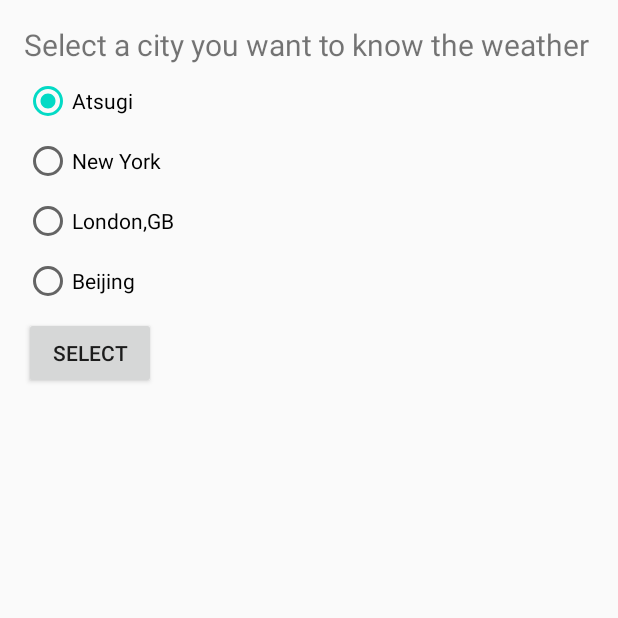
After one commit to miyajimayuka/CalendarProject, an Android app: the WeatherMainActivity screen opened directly, with no data from a screen before it, on a phone screen of 412 x 824 dp, the top half of it. The commit adds this screen. Run offline under Robolectric (Android 15) with nearby library versions, the phone set to English and light mode, and no system bars.

Commit message:
天気予報途中

```diff
--- a/app/src/main/AndroidManifest.xml
+++ b/app/src/main/AndroidManifest.xml
@@ -1,8 +1,7 @@
 <?xml version="1.0" encoding="utf-8"?>
 <manifest xmlns:android="http://schemas.android.com/apk/res/android"
     package="jp.ac.shohoku.calendarproject">
-    <!-- ネット接続を許可する -->
-    <uses-permission android:name="android.permission.INTERNET" />
+
 
     <application
         android:allowBackup="true"
@@ -11,6 +10,8 @@
         android:roundIcon="@mipmap/ic_launcher_round"
         android:supportsRtl="true"
         android:theme="@style/AppTheme">
+        <activity android:name=".WeatherActivity"/>
+        <activity android:name=".WeatherMainActivity"/>
         <activity android:name=".TodoActivity" />
         <activity android:name=".MainActivity">
             <intent-filter>
--- /dev/null
+++ b/app/src/main/java/jp/ac/shohoku/calendarproject/WeatherMainActivity.java
@@ -0,0 +1,55 @@
+package jp.ac.shohoku.calendarproject;
+
+import android.app.Activity;
+import android.content.Intent;
+import android.os.Bundle;
+//import android.support.annotation.Nullable;
+//import android.support.v7.app.AppCompatActivity;
+import android.view.View;
+import android.widget.Button;
+import android.widget.RadioButton;
+import android.widget.RadioGroup;
+import android.widget.Toast;
+
+import androidx.annotation.Nullable;
+
+public class WeatherMainActivity extends Activity implements RadioGroup.OnCheckedChangeListener {
+
+    @Override
+    protected void onCreate(@Nullable Bundle savedInstanceState) {
+         super.onCreate(savedInstanceState);
+         setContentView(R.layout.activity_weather_main);
+
+         // ボタンを押したときにイベントを取得できるようにする
+         Button selectedButton = (Button) findViewById(R.id.selectButton);//selectButton
+         // 都市のグループをラジオボタンで表現
+         final RadioGroup radioGroup = (RadioGroup) findViewById(R.id.cityGroup); //書き換えないので final
+
+         radioGroup.setOnCheckedChangeListener(this); //ラジオボタンのチェックに反応するように設定
+
+         selectedButton.setOnClickListener(new View.OnClickListener() {
+         @Override
+         public void onClick(View v) {
+             //インテントに、この画面と、遷移する別の画面を指定する
+             RadioButton radioButton = (RadioButton)radioGroup.findViewById(radioGroup.getCheckedRadioButtonId());
+             String cityName = radioButton.getText().toString();
+             Intent intent = new Intent(WeatherMainActivity.this, WeatherActivity.class);
+             intent.putExtra("cityName", cityName);
+             //インテントで指定した別の画面に遷移する
+             startActivity(intent);
+         }
+         });
+    }
+
+    //ラジオボタンがチェックされた時の処理（実際にはアプリ内でこの処理は使っていない）
+    @Override
+    public void onCheckedChanged(RadioGroup radioGroup, int checkedId) {
+        // どれも選択されていなければ id には-1 が入ってくる
+        if (-1 == checkedId) {
+             Toast.makeText(this, "selection was cleared!", Toast.LENGTH_SHORT).show();
+        } else {
+            RadioButton radioButton = (RadioButton)radioGroup.findViewById(checkedId);//Id からラジオボタン
+            String cityName = radioButton.getText().toString(); //ラジオボタンに設定されているテキスト
+        }
+    }
+}
--- /dev/null
+++ b/app/src/main/res/layout/activity_weather_main.xml
@@ -0,0 +1,60 @@
+<?xml version="1.0" encoding="utf-8"?>
+<LinearLayout xmlns:android="http://schemas.android.com/apk/res/android"
+     android:layout_width="match_parent"
+     android:layout_height="match_parent"
+     android:layout_margin="16dp"
+     android:orientation="vertical">
+
+     <TextView
+
+     android:layout_width="wrap_content"
+     android:layout_height="wrap_content"
+     android:layout_marginBottom="8dp"
+     android:text="Select a city you want to know the weather"
+     android:textSize="20sp" />
+
+     <RadioGroup
+     android:layout_width="match_parent"
+     android:layout_height="wrap_content"
+     android:id="@+id/cityGroup">
+
+    <RadioButton
+     android:id="@+id/atsugiButton"
+     android:layout_width="wrap_content"
+     android:layout_height="wrap_content"
+     android:layout_marginBottom="8dp"
+     android:checked="true"
+     android:text="Atsugi" />
+
+     <RadioButton
+     android:id="@+id/newYorkButton"
+     android:layout_width="wrap_content"
+     android:layout_height="wrap_content"
+     android:layout_marginBottom="8dp"
+     android:checked="false"
+     android:text="New York" />
+
+     <RadioButton
+     android:id="@+id/LondonButton"
+     android:layout_width="wrap_content"
+     android:layout_height="wrap_content"
+     android:layout_marginBottom="8dp"
+    android:checked="false"
+     android:text="London,GB" />
+
+     <RadioButton
+     android:id="@+id/beizingButton"
+     android:layout_width="wrap_content"
+     android:layout_height="wrap_content"
+     android:layout_marginBottom="8dp"
+     android:checked="false"
+     android:text="Beijing" />
+
+     </RadioGroup>
+
+     <Button
+     android:id="@+id/selectButton"
+     android:layout_width="wrap_content"
+     android:layout_height="wrap_content"
+     android:text="Select" />
+     </LinearLayout>
```
Also changed, not shown: app/src/main/java/jp/ac/shohoku/calendarproject/ImageLoader.java (added, +80 -0 lines), app/src/main/java/jp/ac/shohoku/calendarproject/MenuActivity.java (+10 -1 lines), app/src/main/java/jp/ac/shohoku/calendarproject/WeatherActivity.java (added, +82 -0 lines), app/src/main/java/jp/ac/shohoku/calendarproject/WeatherApi.java (added, +43 -0 lines), app/src/main/java/jp/ac/shohoku/calendarproject/WeatherInformation.java (added, +84 -0 lines), app/src/main/res/layout/activity_weather.xml (+40 -17 lines).
